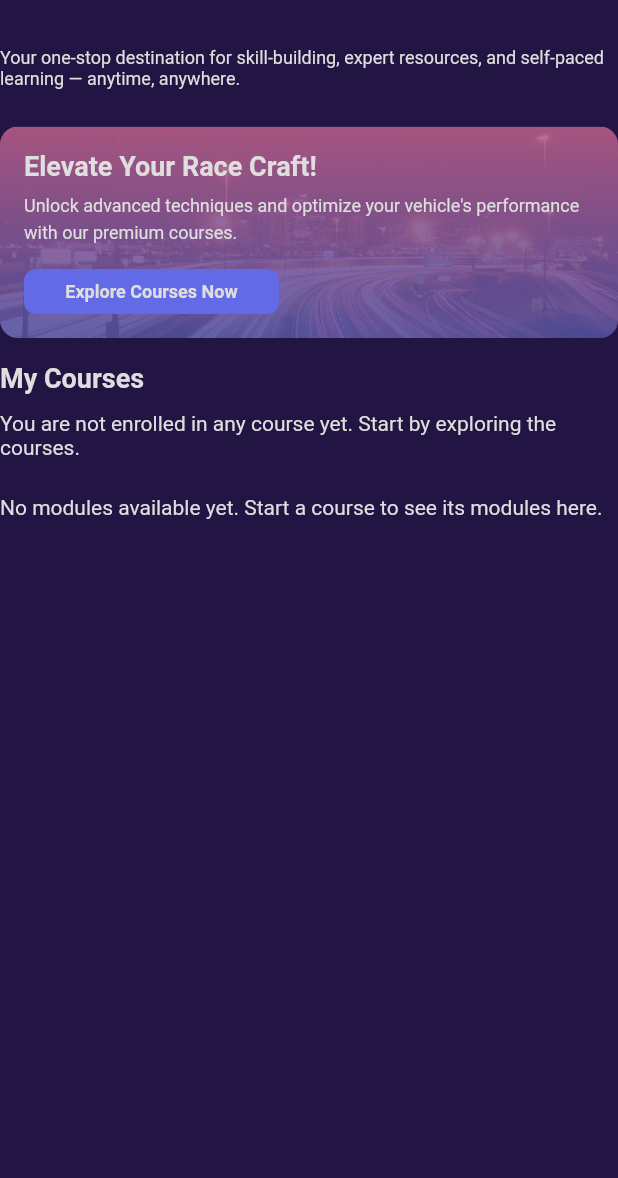
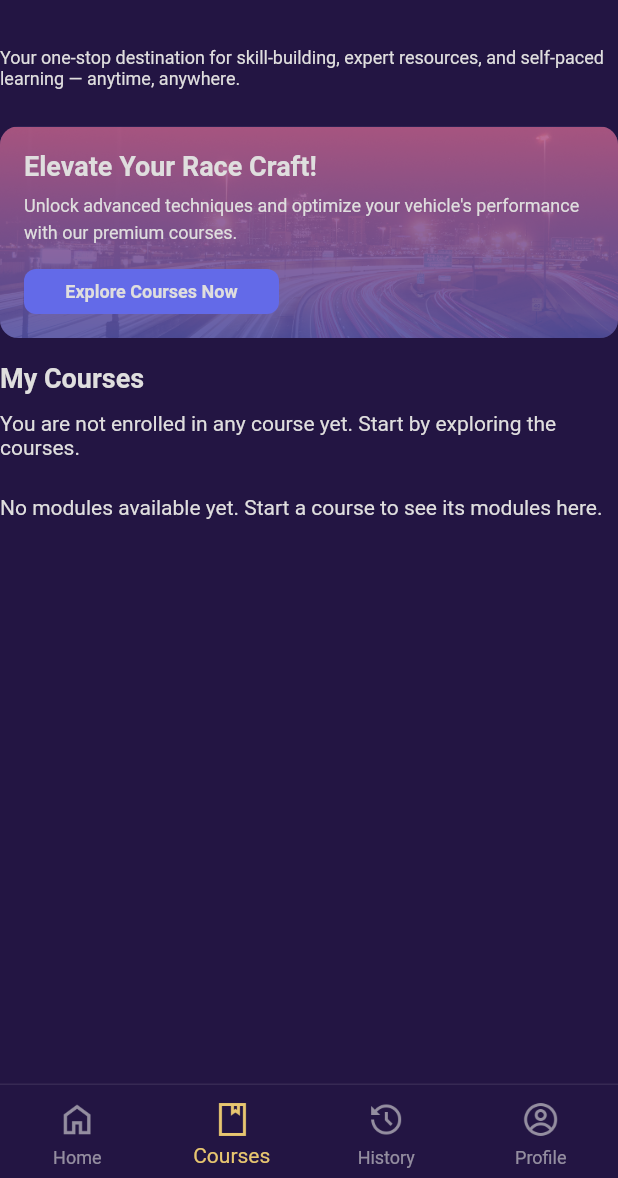
Before and after one commit to Talha162/chassi_doctor, a Flutter app: the BottomNavBar screen opened by its route, after a tap on "Learning Modules", on a phone screen of 412 x 824 dp, the part 58-1236 px from its top. Run offline on Flutter 3.47's test engine with Material 3 defaults, Android fonts, the phone set to English and light mode, and no system bars; our stand-ins replace cached_network_image, dropdown_button2, flutter_svg, get, google_fonts, google_sign_in and 8 more; missing offline and left inert: flutter_facebook_auth; accounts and stored records are empty.

Commit message:
Added bottomnav bar to learning hub screen

```diff
--- a/lib/view/screens/bottom_nav_bar/bottom_nav_bar.dart
+++ b/lib/view/screens/bottom_nav_bar/bottom_nav_bar.dart
@@ -14,18 +14,30 @@ import 'package:motorsport/view/screens/settings/settings.dart';
 
 // ignore: must_be_immutable
 class BottomNavBar extends StatefulWidget {
+  final int initialIndex;
+
+  const BottomNavBar({super.key, this.initialIndex = 0});
+
   @override
-  _BottomNavBarState createState() => _BottomNavBarState();
+  State<BottomNavBar> createState() => _BottomNavBarState();
 }
 
 class _BottomNavBarState extends State<BottomNavBar> {
   final GlobalKey<ScaffoldState> _scaffoldKey = GlobalKey<ScaffoldState>();
-  int _currentIndex = 0;
+  late int _currentIndex;
+
+  @override
+  void initState() {
+    super.initState();
+    _currentIndex = widget.initialIndex;
+  }
+
   void _getCurrentIndex(int index) {
     setState(() {
       _currentIndex = index;
     });
-    if (index == 3) {
+
+    if (index == 2) {
       if (Get.isRegistered<SavedSetupHistoryController>()) {
         Get.find<SavedSetupHistoryController>().fetchSavedSetups();
       }
@@ -34,17 +46,15 @@ class _BottomNavBarState extends State<BottomNavBar> {
 
   @override
   Widget build(BuildContext context) {
-    final List<Map<String, dynamic>> _items = [
+    final List<Map<String, dynamic>> items = [
       {'icon': Assets.imagesHome, 'label': 'Home'},
-      // {'icon': Assets.imagesLearn, 'label': 'Learn'},
       {'icon': Assets.imagesCourses, 'label': 'Courses'},
       {'icon': Assets.imagesSave, 'label': 'History'},
       {'icon': Assets.imagesProfile, 'label': 'Profile'},
     ];
 
-    final List<Widget> _screens = [
+    final List<Widget> screens = [
       Home(),
-      // LearningHub(),
       Courses(),
       SavedSetupHistory(),
       Settings(),
@@ -53,13 +63,12 @@ class _BottomNavBarState extends State<BottomNavBar> {
     return Scaffold(
       key: _scaffoldKey,
       resizeToAvoidBottomInset: false,
-      body: _screens[_currentIndex],
-      bottomNavigationBar: _buildNavBar(_items),
+      body: screens[_currentIndex],
+      bottomNavigationBar: _buildNavBar(items),
     );
   }
 
-  Widget _buildNavBar(List<Map<String, dynamic>> _items) {
-    return Obx(() {
+  Widget _buildNavBar(List<Map<String, dynamic>> items) {
     return SafeArea(
       top: false,
       child: Container(
@@ -72,28 +81,15 @@ class _BottomNavBarState extends State<BottomNavBar> {
         child: BottomNavigationBar(
           elevation: 0,
           type: BottomNavigationBarType.fixed,
-            selectedLabelStyle: TextStyle(
-              fontSize: 10,
-              fontWeight: FontWeight.w600,
-            ),
-            unselectedLabelStyle: TextStyle(
-              fontSize: 10,
-              fontWeight: FontWeight.w500,
-            ),
-            selectedFontSize: 10,
-            unselectedFontSize: 10,
-            showSelectedLabels: true,
-            showUnselectedLabels: true,
           backgroundColor: Colors.transparent,
           selectedItemColor: kSecondaryColor,
           unselectedItemColor: kTertiaryColor.withOpacity(0.6),
           currentIndex: _currentIndex,
-            onTap: (index) => _getCurrentIndex(index),
-            items: List.generate(_items.length, (index) {
-              var data = _items[index];
+          onTap: _getCurrentIndex,
+          items: List.generate(items.length, (index) {
+            final data = items[index];
             return BottomNavigationBarItem(
-                icon: Container(
-                  margin: EdgeInsets.only(bottom: 2),
+              icon: SizedBox(
                 height: 32,
                 width: 32,
                 child: Center(
@@ -106,6 +102,57 @@ class _BottomNavBarState extends State<BottomNavBar> {
         ),
       ),
     );
-    });
   }
 }
+
+class ChildScreenBottomNav extends StatelessWidget {
+  final int selectedIndex;
+
+  const ChildScreenBottomNav({super.key, required this.selectedIndex});
+
+  @override
+  Widget build(BuildContext context) {
+    final items = [
+      {'icon': Assets.imagesHome, 'label': 'Home'},
+      {'icon': Assets.imagesCourses, 'label': 'Courses'},
+      {'icon': Assets.imagesSave, 'label': 'History'},
+      {'icon': Assets.imagesProfile, 'label': 'Profile'},
+    ];
+
+    return SafeArea(
+      top: false,
+      child: Container(
+        decoration: BoxDecoration(
+          color: kPrimaryColor,
+          border: Border(
+            top: BorderSide(color: kTertiaryColor.withOpacity(0.1), width: 1),
+          ),
+        ),
+        child: BottomNavigationBar(
+          elevation: 0,
+          type: BottomNavigationBarType.fixed,
+          backgroundColor: Colors.transparent,
+          selectedItemColor: kSecondaryColor,
+          unselectedItemColor: kTertiaryColor.withOpacity(0.6),
+          currentIndex: selectedIndex,
+          onTap: (index) {
+            Get.offAll(() => BottomNavBar(initialIndex: index));
+          },
+          items: List.generate(items.length, (index) {
+            final data = items[index];
+            return BottomNavigationBarItem(
+              icon: SizedBox(
+                height: 32,
+                width: 32,
+                child: Center(
+                  child: ImageIcon(AssetImage(data["icon"]!), size: 24),
+                ),
+              ),
+              label: data["label"],
+            );
+          }),
+        ),
+      ),
+    );
+  }
+}
--- a/lib/view/screens/learning_hub/learning_hub.dart
+++ b/lib/view/screens/learning_hub/learning_hub.dart
@@ -133,6 +133,7 @@ class _LearningHubState extends State<LearningHub> {
   Widget build(BuildContext context) {
     return Scaffold(
       appBar: simpleAppBar(title: 'Learning Hub'),
+      bottomNavigationBar: const ChildScreenBottomNav(selectedIndex: 1),
       body: _isLoading
           ? const Center(child: CircularProgressIndicator())
           : _error != null
```
Lines whose indentation alone changed are shown as unchanged.
